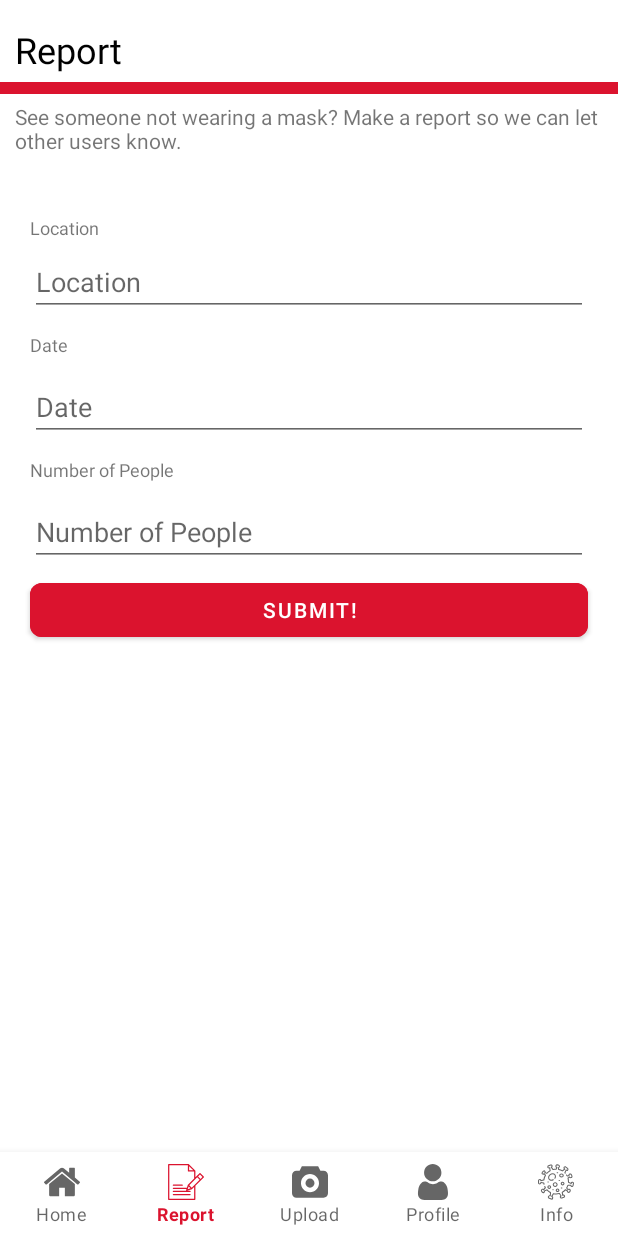
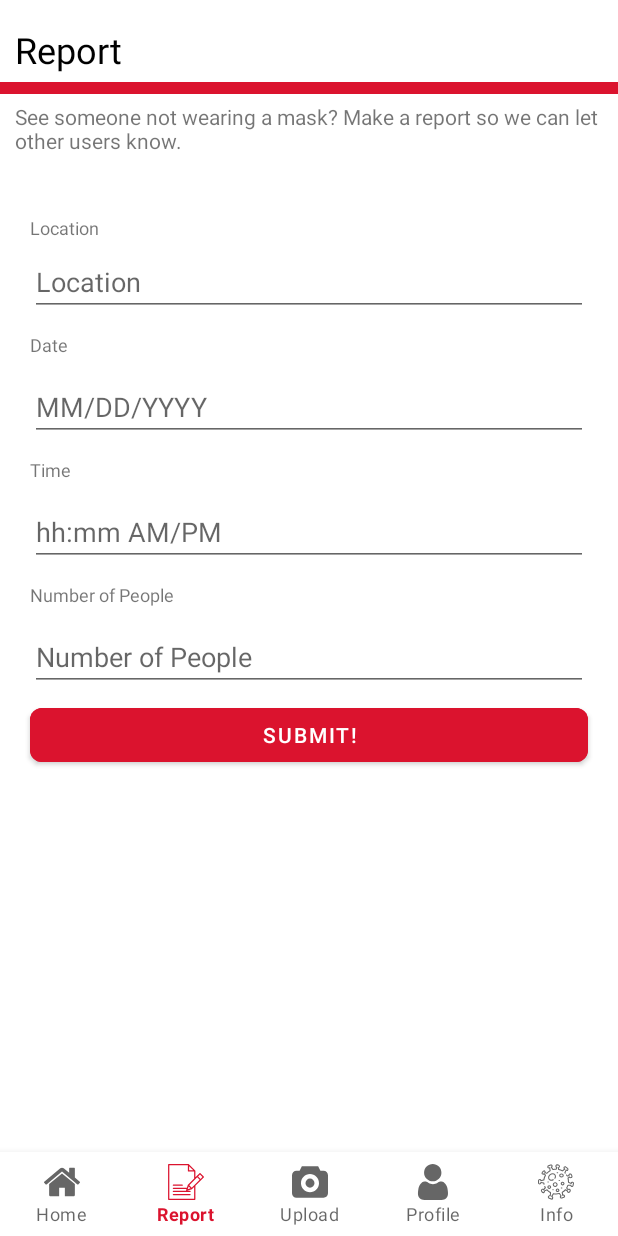
Before and after one commit to jojonium/cs-528-final-project, an Android app: the ReportFragment screen opened through its navigation route, on a phone screen of 412 x 824 dp. Run offline under Robolectric (Android 15) with nearby library versions, the phone set to English and light mode, and no system bars; our stand-ins replace Firebase (no records; nobody signed in at launch, a user with empty details on screens opened directly), navigation-ui; libraries missing offline, so code that uses them is left out: com.beust.klaxon, com.github.kittinunf.fuel, com.github.kittinunf.result; 2 statements that could not run were skipped.

Commit message:
Added date/time pickers to report page

```diff
--- a/app/build.gradle
+++ b/app/build.gradle
@@ -24,6 +24,7 @@ android {
         }
     }
     compileOptions {
+        coreLibraryDesugaringEnabled true
         sourceCompatibility JavaVersion.VERSION_1_8
         targetCompatibility JavaVersion.VERSION_1_8
     }
@@ -60,4 +61,5 @@ dependencies {
     androidTestImplementation 'androidx.test.espresso:espresso-core:3.3.0'
     implementation 'org.pytorch:pytorch_android:1.6.0'
     implementation 'org.pytorch:pytorch_android_torchvision:1.6.0'
+    coreLibraryDesugaring 'com.android.tools:desugar_jdk_libs:1.1.1'
 }
--- a/app/src/main/java/edu/wpi/cs528finalproject/ui/report/ReportFragment.kt
+++ b/app/src/main/java/edu/wpi/cs528finalproject/ui/report/ReportFragment.kt
@@ -1,6 +1,10 @@
 package edu.wpi.cs528finalproject.ui.report
 
+import android.app.DatePickerDialog
+import android.app.TimePickerDialog
+import java.time.LocalDateTime
 import android.os.Bundle
+import android.text.Editable
 import android.view.LayoutInflater
 import android.view.View
 import android.view.ViewGroup
@@ -14,12 +18,16 @@ import com.google.firebase.database.DatabaseReference
 import com.google.firebase.database.ktx.database
 import com.google.firebase.ktx.Firebase
 import edu.wpi.cs528finalproject.R
+import java.time.ZoneId
 
 
 class ReportFragment : Fragment() {
 
     private lateinit var reportViewModel: ReportViewModel
     private lateinit var database: DatabaseReference
+
+    private var dateDialog: DatePickerDialog? = null
+    private var timeDialog: TimePickerDialog? = null
 
     override fun onCreateView(
             inflater: LayoutInflater,
@@ -34,6 +42,50 @@ class ReportFragment : Fragment() {
 //            textView.text = it
 //        })
 
+        val currentDateTime = LocalDateTime.now()
+
+        val dateText = root.findViewById<EditText>(R.id.reportDate)
+        val dateSetListener: DatePickerDialog.OnDateSetListener =
+            DatePickerDialog.OnDateSetListener { _, year, month, dayOfMonth ->
+                dateText.text = Editable.Factory.getInstance().newEditable(
+                    "%02d/%02d/%d".format(month + 1, dayOfMonth, year))
+            }
+
+        dateText.setOnFocusChangeListener { _, hasFocus ->
+            if (hasFocus) {
+                if (dateDialog == null) {
+                    dateDialog = DatePickerDialog(requireContext(), dateSetListener,
+                        currentDateTime.year, currentDateTime.monthValue,
+                        currentDateTime.dayOfMonth)
+                    dateDialog!!.show()
+                }
+            } else {
+                dateDialog?.dismiss()
+                dateDialog = null
+            }
+        }
+
+        val timeText = root.findViewById<EditText>(R.id.reportTime)
+        val timeSetListener: TimePickerDialog.OnTimeSetListener =
+            TimePickerDialog.OnTimeSetListener { _, hourOfDay, minute ->
+                timeText.text = Editable.Factory.getInstance().newEditable(
+                    "%d:%02d %s".format(if (hourOfDay <= 12) hourOfDay else hourOfDay - 12,
+                        minute, if (hourOfDay <= 12) "AM" else "PM"))
+            }
+
+        timeText.setOnFocusChangeListener { _, hasFocus ->
+            if (hasFocus) {
+                if (timeDialog == null) {
+                    timeDialog = TimePickerDialog(requireContext(), timeSetListener,
+                        currentDateTime.hour, currentDateTime.minute, false)
+                    timeDialog!!.show()
+                }
+            } else {
+                timeDialog?.dismiss()
+                timeDialog = null
+            }
+        }
+
         val reportButton = root.findViewById<Button>(R.id.button)
         database = Firebase.database.reference
 
@@ -45,12 +97,13 @@ class ReportFragment : Fragment() {
     }
 
     private fun reportFB(){
-        val location = activity?.findViewById<EditText>(R.id.reportLocation)?.text.toString()
-        val date = activity?.findViewById<EditText>(R.id.reportDate)?.text.toString()
-        val noofpeople = activity?.findViewById<EditText>(R.id.reportNumPeople)?.text.toString()
+        val location = requireActivity().findViewById<EditText>(R.id.reportLocation)?.text.toString()
+        val date = requireActivity().findViewById<EditText>(R.id.reportDate)?.text.toString()
+        val time = requireActivity().findViewById<EditText>(R.id.reportTime)?.text.toString()
+        val noofpeople = requireActivity().findViewById<EditText>(R.id.reportNumPeople)?.text.toString()
         val currentFirebaseUserEmail = FirebaseAuth.getInstance().currentUser?.email
 
-        if (location.isEmpty() || date.isEmpty() || noofpeople.isEmpty()) {
+        if (location.isEmpty() || date.isEmpty() || noofpeople.isEmpty() || time.isEmpty()) {
             Toast.makeText(activity, "One of the above fields is empty !", Toast.LENGTH_SHORT).show()
             return
         }
@@ -58,7 +111,7 @@ class ReportFragment : Fragment() {
         database.child("report").child(location).child("useremail").setValue(currentFirebaseUserEmail)
         database.child("report").child(location).child("noofpeople").setValue(noofpeople)
         database.child("report").child(location).child("date").setValue(date)
-
+        database.child("report").child(location).child("time").setValue(time)
     }
 
 
--- a/app/src/main/res/layout/fragment_report.xml
+++ b/app/src/main/res/layout/fragment_report.xml
@@ -1,11 +1,8 @@
 <?xml version="1.0" encoding="utf-8"?>
-<RelativeLayout xmlns:android="http://schemas.android.com/apk/res/android"
+<LinearLayout
+    xmlns:android="http://schemas.android.com/apk/res/android"
     xmlns:app="http://schemas.android.com/apk/res-auto"
     android:layout_width="wrap_content"
-    android:layout_height="match_parent">
-
-    <LinearLayout
-        android:layout_width="match_parent"
     android:layout_height="match_parent"
     android:orientation="vertical">
 
@@ -64,7 +61,7 @@
         android:layout_height="wrap_content"
         android:layout_marginVertical="5sp"
         android:layout_marginStart="20sp"
-            android:text="@string/DateHint"
+        android:text="@string/Date"
         android:textSize="12sp" />
 
     <EditText
@@ -76,7 +73,27 @@
         android:layout_marginEnd="20sp"
         android:ems="20"
         android:hint="@string/DateHint"
-            android:inputType="textPersonName" />
+        android:inputType="none"/>
+
+    <TextView
+        android:id="@+id/reportTimeDescription"
+        android:layout_width="wrap_content"
+        android:layout_height="wrap_content"
+        android:layout_marginVertical="5sp"
+        android:layout_marginStart="20sp"
+        android:text="@string/Time"
+        android:textSize="12sp" />
+
+    <EditText
+        android:id="@+id/reportTime"
+        android:layout_width="wrap_content"
+        android:layout_height="wrap_content"
+        android:layout_marginVertical="5sp"
+        android:layout_marginStart="20sp"
+        android:layout_marginEnd="20sp"
+        android:ems="20"
+        android:hint="@string/TimeHint"
+        android:inputType="none"/>
 
     <TextView
         android:id="@+id/reportNumPeopleDescription"
@@ -96,7 +113,7 @@
         android:layout_marginEnd="20sp"
         android:ems="20"
         android:hint="@string/NumPeopleHint"
-            android:inputType="textPersonName" />
+        android:inputType="number" />
 
     <com.google.android.material.button.MaterialButton
         android:id="@+id/button"
@@ -109,5 +126,3 @@
         app:cornerRadius="8dp" />
 
 </LinearLayout>
-
-</RelativeLayout>
--- a/app/src/main/res/values/strings.xml
+++ b/app/src/main/res/values/strings.xml
@@ -32,7 +32,10 @@
     <!-- Report -->
     <string name="Submit"> SUBMIT! </string>
     <string name="LocationHint"> Location </string>
-    <string name="DateHint"> Date </string>
+    <string name="Date"> Date </string>
+    <string name="DateHint"> MM/DD/YYYY </string>
+    <string name="Time"> Time </string>
+    <string name="TimeHint"> hh:mm AM/PM </string>
     <string name="NumPeopleHint">Number of People</string>
     <string name="ReportInstructions">See someone not wearing a mask? Make a report so we can let other users know.</string>
 
```
Lines whose indentation alone changed are shown as unchanged.
